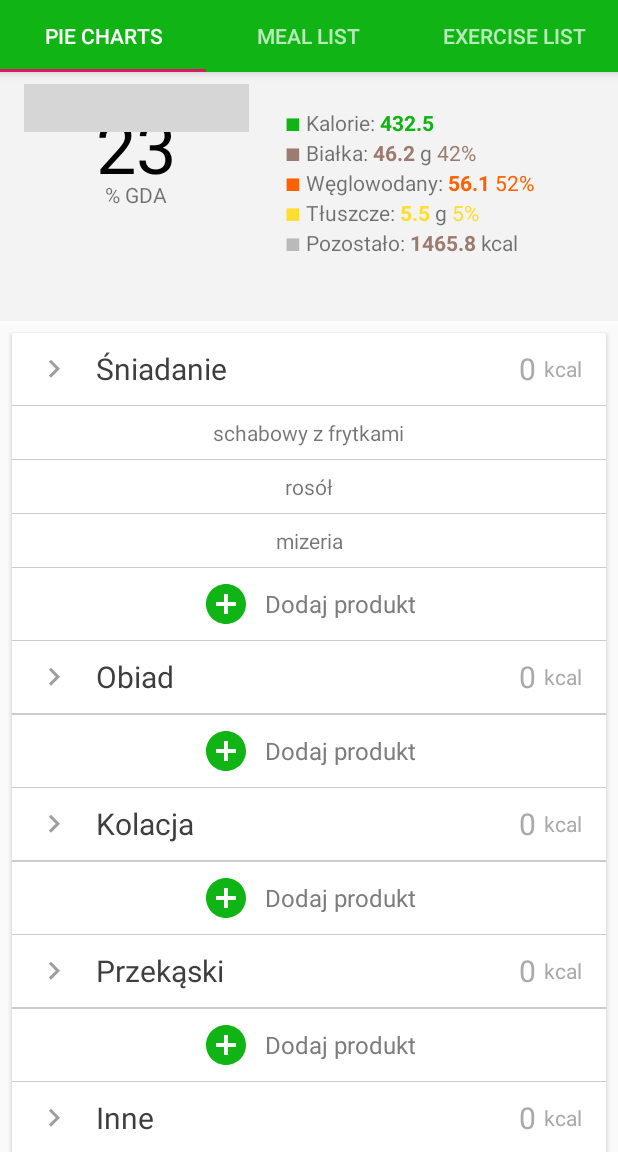
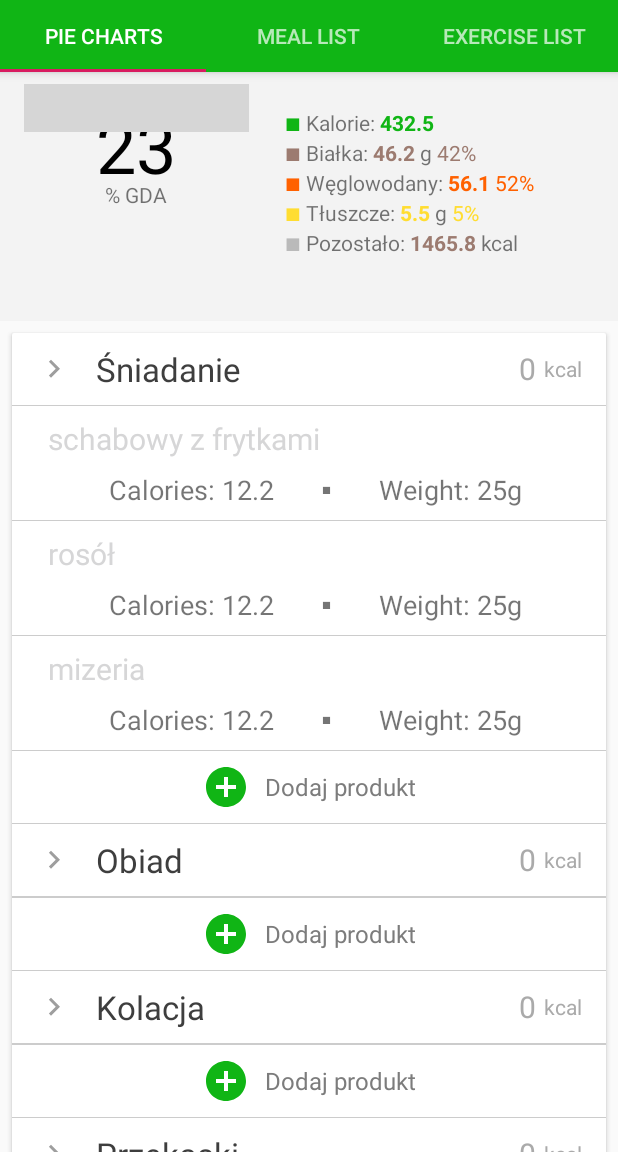
Before and after one commit to ketrab321/FitDay, an Android app: the screen it shows after launch once a user with an empty profile is signed in (MainActivity), on a phone screen of 412 x 824 dp, the part 84-1236 px from its top. Run offline under Robolectric (Android 15) with nearby library versions, the phone set to English and light mode, and no system bars; our stand-ins replace Firebase (no records; nobody signed in at launch, a user with empty details on screens opened directly), Picasso; libraries missing offline, so code that uses them is left out: com.bestsoft32.tt_fancy_gif_dialog_lib, lecho.lib.hellocharts; plain views replace ExpansionHeader, ExpansionLayout, PieChartView; pictures from the network do not load; 20 statements that could not run were skipped; grey boxes are pictures that could not be loaded.

Commit message:
Layout improvements

```diff
--- a/app/src/main/res/layout/accordion_item.xml
+++ b/app/src/main/res/layout/accordion_item.xml
@@ -34,7 +34,7 @@
                     android:layout_width="wrap_content"
                     android:layout_centerVertical="true"
                     android:text="Śniadanie"
-                    android:textColor="#3E3E3E" android:textSize="20sp" android:layout_toEndOf="@+id/headerIndicator"
+                    android:textColor="#3E3E3E" android:textSize="22sp" android:layout_toEndOf="@+id/headerIndicator"
                     android:layout_marginStart="8dp" android:id="@+id/title"/>
 
             <TextView
--- a/app/src/main/res/layout/accordion_meal_item.xml
+++ b/app/src/main/res/layout/accordion_meal_item.xml
@@ -1,14 +1,47 @@
 <?xml version="1.0" encoding="utf-8"?>
 <android.support.constraint.ConstraintLayout xmlns:android="http://schemas.android.com/apk/res/android"
                                              xmlns:app="http://schemas.android.com/apk/res-auto"
+                                             xmlns:tools="http://schemas.android.com/tools"
                                              android:layout_width="match_parent"
-                                             android:layout_height="wrap_content">
+                                             android:layout_height="wrap_content"
+>
 
     <TextView
-            android:text="Schabowy z ziemniakami i mizerią"
+            android:text="Kawa capuccino ścietankowe, proszek (Kawa)"
+            android:layout_width="0dp"
+            android:layout_height="wrap_content" android:id="@+id/mealName"
+            app:layout_constraintStart_toStartOf="parent"
+            android:layout_marginStart="24dp" app:layout_constraintTop_toTopOf="parent" android:layout_marginTop="8dp"
+            android:textColor="@color/black" android:textSize="20sp" android:layout_marginEnd="8dp"
+            app:layout_constraintEnd_toEndOf="parent"/>
+    <android.support.constraint.ConstraintLayout
             android:layout_width="wrap_content"
-            android:layout_height="wrap_content" android:id="@+id/mealName" app:layout_constraintEnd_toEndOf="parent"
-            android:layout_marginEnd="8dp" app:layout_constraintStart_toStartOf="parent"
-            android:layout_marginStart="8dp" app:layout_constraintTop_toTopOf="parent" android:layout_marginTop="8dp"
-            android:layout_marginBottom="8dp" app:layout_constraintBottom_toBottomOf="parent"/>
+            android:layout_height="wrap_content"
+            android:layout_marginTop="8dp"
+            app:layout_constraintTop_toBottomOf="@+id/mealName" app:layout_constraintStart_toStartOf="parent"
+            android:layout_marginStart="8dp" app:layout_constraintEnd_toEndOf="parent" android:layout_marginEnd="8dp"
+            android:layout_marginBottom="8dp" app:layout_constraintBottom_toBottomOf="parent">
+
+        <TextView
+                android:text="Calories: 12.2"
+                android:layout_width="wrap_content"
+                android:layout_height="wrap_content" android:id="@+id/textView"
+                app:layout_constraintStart_toStartOf="parent" android:layout_marginStart="8dp" android:textSize="18sp"
+                app:layout_constraintTop_toTopOf="parent"
+                app:layout_constraintBottom_toBottomOf="parent"/>
+        <TextView
+                android:text="■"
+                android:layout_width="wrap_content"
+                android:layout_height="wrap_content" android:id="@+id/textView4"
+                app:layout_constraintStart_toEndOf="@+id/textView" android:layout_marginStart="32dp"
+                android:textSize="8sp" app:layout_constraintTop_toTopOf="parent"
+                app:layout_constraintBottom_toBottomOf="parent"/>
+        <TextView
+                android:text="Weight: 25g"
+                android:layout_width="wrap_content"
+                android:layout_height="wrap_content" android:id="@+id/textView5"
+                app:layout_constraintStart_toEndOf="@+id/textView4" android:layout_marginStart="32dp"
+                app:layout_constraintTop_toTopOf="parent"
+                app:layout_constraintBottom_toBottomOf="parent" android:textSize="18sp"/>
+    </android.support.constraint.ConstraintLayout>
 </android.support.constraint.ConstraintLayout>
--- a/app/src/main/res/values/strings.xml
+++ b/app/src/main/res/values/strings.xml
@@ -7,7 +7,7 @@
     <string name="nav_header_desc">Navigation header</string>
     <string name="action_settings">Settings</string>
     <string name="action_change_body_parameters">Change body parameters</string>
-    <string name="sex_text_view">Sex</string>
+    <string name="sex_text_view">Choose your gender</string>
     <string name="male_button">male</string>
     <string name="female_button">female</string>
     <string name="height_text_view">Height</string>
```
Also changed, not shown: app/src/main/res/layout/activity_body_params_form.xml (+33 -31 lines).
